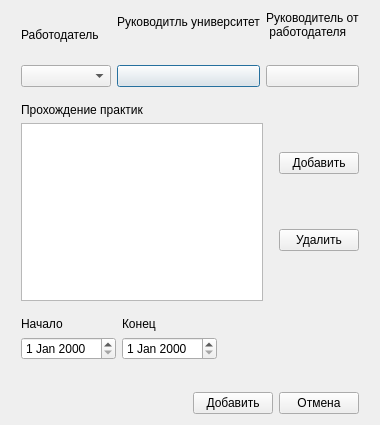
Qt form ui/practicewindow.ui (7enSmile/clientVKR) before a commit.
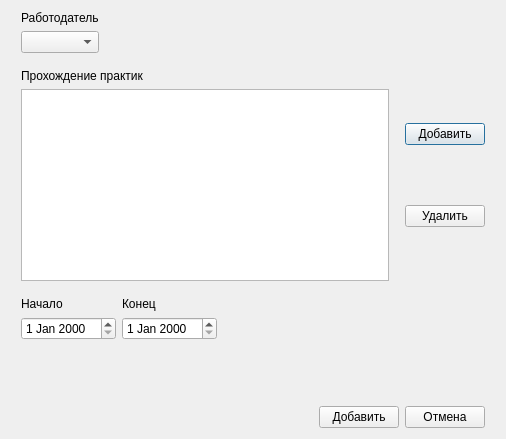
The same form after that commit.

The edit to the form file:
```diff
--- a/ui/practicewindow.ui
+++ b/ui/practicewindow.ui
@@ -6,8 +6,8 @@
    <rect>
     <x>0</x>
     <y>0</y>
-    <width>380</width>
-    <height>425</height>
+    <width>506</width>
+    <height>439</height>
    </rect>
   </property>
   <property name="windowTitle">
@@ -46,64 +46,13 @@
        </item>
       </layout>
      </item>
-     <item>
-      <layout class="QVBoxLayout" name="verticalLayout">
-       <item>
-        <widget class="QLabel" name="label_2">
-         <property name="text">
-          <string>Руководитль университет</string>
-         </property>
-        </widget>
-       </item>
-       <item>
-        <widget class="QLabel" name="labelHeadEmployer">
-         <property name="text">
-          <string/>
-         </property>
-        </widget>
-       </item>
-       <item>
-        <widget class="QPushButton" name="pushButton">
-         <property name="text">
-          <string/>
-         </property>
-        </widget>
-       </item>
-      </layout>
-     </item>
-     <item>
-      <layout class="QVBoxLayout" name="verticalLayout_2">
-       <item>
-        <widget class="QLabel" name="label_4">
-         <property name="text">
-          <string>Руководитель от 
- работодателя </string>
-         </property>
-        </widget>
-       </item>
-       <item>
-        <widget class="QLabel" name="labelHeadUniversity">
-         <property name="text">
-          <string/>
-         </property>
-        </widget>
-       </item>
-       <item>
-        <widget class="QPushButton" name="pushButton_2">
-         <property name="text">
-          <string/>
-         </property>
-        </widget>
-       </item>
-      </layout>
-     </item>
      <item>
       <spacer name="horizontalSpacer_6">
        <property name="orientation">
         <enum>Qt::Horizontal</enum>
        </property>
        <property name="sizeType">
-        <enum>QSizePolicy::Fixed</enum>
+        <enum>QSizePolicy::Expanding</enum>
        </property>
        <property name="sizeHint" stdset="0">
         <size>
```
